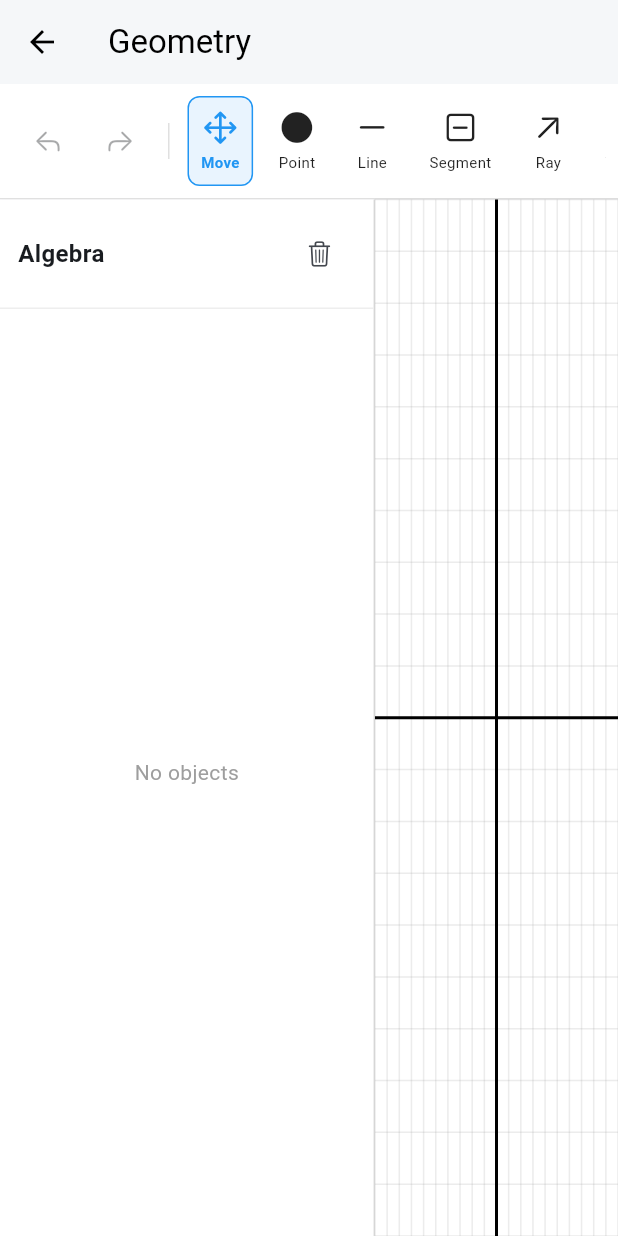
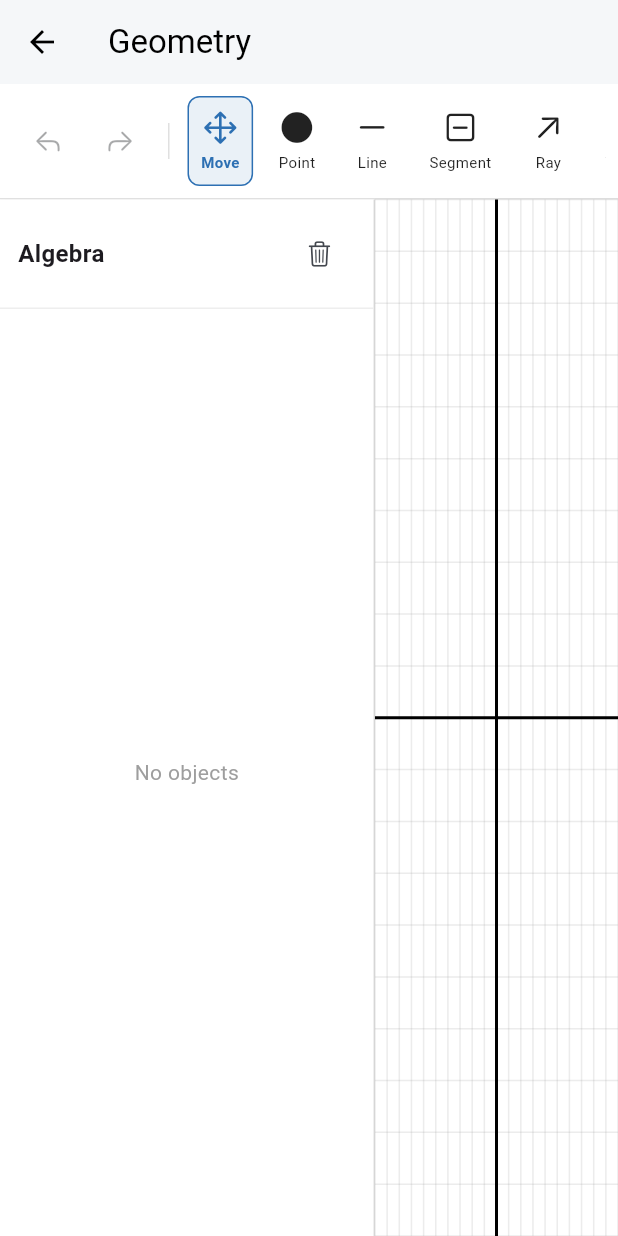
Before and after one commit to rlch/maffy, a Flutter app: the screen it shows after launch, in the side drawer, after a tap on "Geometry", on a phone screen of 412 x 824 dp. Run offline on Flutter 3.47's test engine with Material 3 defaults, Android fonts, the phone set to English and light mode, and no system bars; our stand-ins replace equatable, math_expressions; missing offline and left inert: flutter_math_fork, flutter_plot, mafs_flutter, math_keyboard.

Commit message:
fix: using same color scheme

```diff
--- a/lib/screens/geometry_screen.dart
+++ b/lib/screens/geometry_screen.dart
@@ -10,12 +10,22 @@ class GeometryScreen extends StatelessWidget {
 
   @override
   Widget build(BuildContext context) {
-    return Scaffold(
-      appBar: AppBar(
-        title: const Text('Geometry'),
+    return Theme(
+      data: ThemeData.light(useMaterial3: true).copyWith(
+        colorScheme: ColorScheme.fromSeed(
+          seedColor: Colors.blue,
+          brightness: Brightness.light,
+        ),
+        scaffoldBackgroundColor: Colors.white,
+        appBarTheme: const AppBarTheme(
           backgroundColor: Colors.white,
           foregroundColor: Colors.black,
           elevation: 1,
+        ),
+      ),
+      child: Scaffold(
+        appBar: AppBar(
+          title: const Text('Geometry'),
         ),
         body: Column(
           children: [
@@ -35,6 +45,7 @@ class GeometryScreen extends StatelessWidget {
             ),
           ],
         ),
+      ),
     );
   }
 }
--- a/lib/widgets/geometry/algebra_panel.dart
+++ b/lib/widgets/geometry/algebra_panel.dart
@@ -3,6 +3,7 @@ import 'package:flutter/material.dart';
 import 'package:provider/provider.dart';
 import '../../models/geometry_object.dart';
 import '../../providers/geometry_provider.dart';
+import '../../models/graph_colors.dart';
 
 class AlgebraPanel extends StatelessWidget {
   const AlgebraPanel({super.key});
@@ -64,7 +65,7 @@ class AlgebraPanel extends StatelessWidget {
 
                     return ListTile(
                       selected: isSelected,
-                      selectedTileColor: Colors.blue.withValues(alpha: 0.1),
+                      selectedTileColor: GraphColors.blue.withValues(alpha: 0.1),
                       leading: GestureDetector(
                         onTap: () {
                           // Toggle visibility
--- a/lib/widgets/geometry/geometry_canvas.dart
+++ b/lib/widgets/geometry/geometry_canvas.dart
@@ -3,6 +3,7 @@ import 'package:provider/provider.dart';
 import '../../models/geometry_object.dart';
 import '../../models/geometry_tools.dart';
 import '../../providers/geometry_provider.dart';
+import '../../models/graph_colors.dart';
 
 class GeometryCanvas extends StatefulWidget {
   const GeometryCanvas({super.key});
@@ -162,7 +163,7 @@ class GeometryPainter extends CustomPainter {
 
       final isSelected = selectedIds.contains(obj.id);
       final paint = Paint()
-        ..color = isSelected ? Colors.blue : obj.color
+        ..color = isSelected ? GraphColors.blue : obj.color
         ..strokeWidth = isSelected ? obj.strokeWidth + 2 : obj.strokeWidth
         ..style = PaintingStyle.stroke;
 
@@ -194,7 +195,7 @@ class GeometryPainter extends CustomPainter {
         final center = toPixels(obj.x, obj.y);
 
         final paint = Paint()
-          ..color = isSelected ? Colors.blue : obj.color
+          ..color = isSelected ? GraphColors.blue : obj.color
           ..style = PaintingStyle.fill;
 
         canvas.drawCircle(center, isSelected ? 6.0 : 4.0, paint);
@@ -204,7 +205,7 @@ class GeometryPainter extends CustomPainter {
           canvas.drawCircle(
             center,
             8.0,
-            Paint()..color = Colors.blue.withValues(alpha: 0.3)..style = PaintingStyle.fill
+            Paint()..color = GraphColors.blue.withValues(alpha: 0.3)..style = PaintingStyle.fill
           );
         }
 
@@ -402,14 +403,14 @@ class GeometryPainter extends CustomPainter {
       final fillPath = Path.from(path)..close();
       canvas.drawPath(
         fillPath,
-        Paint()..color = Colors.blue.withValues(alpha: 0.1)..style = PaintingStyle.fill
+        Paint()..color = GraphColors.blue.withValues(alpha: 0.1)..style = PaintingStyle.fill
       );
     }
 
     // Draw lines
     canvas.drawPath(
       path,
-      Paint()..color = Colors.blue..strokeWidth = 2..style = PaintingStyle.stroke
+      Paint()..color = GraphColors.blue..strokeWidth = 2..style = PaintingStyle.stroke
     );
   }
 
--- a/lib/widgets/geometry/geometry_toolbar.dart
+++ b/lib/widgets/geometry/geometry_toolbar.dart
@@ -3,6 +3,7 @@ import 'package:flutter/material.dart';
 import 'package:provider/provider.dart';
 import '../../models/geometry_tools.dart';
 import '../../providers/geometry_provider.dart';
+import '../../models/graph_colors.dart';
 
 class GeometryToolbar extends StatelessWidget {
   const GeometryToolbar({super.key});
@@ -82,10 +83,10 @@ class _ToolButton extends StatelessWidget {
           margin: const EdgeInsets.symmetric(horizontal: 4),
           padding: const EdgeInsets.all(8),
           decoration: BoxDecoration(
-            color: isSelected ? Colors.blue.withValues(alpha: 0.1) : Colors.transparent,
+            color: isSelected ? GraphColors.blue.withValues(alpha: 0.1) : Colors.transparent,
             borderRadius: BorderRadius.circular(8),
             border: Border.all(
-              color: isSelected ? Colors.blue : Colors.transparent,
+              color: isSelected ? GraphColors.blue : Colors.transparent,
             ),
           ),
           child: Column(
@@ -93,7 +94,7 @@ class _ToolButton extends StatelessWidget {
             children: [
               Icon(
                 _getIcon(tool.iconName),
-                color: isSelected ? Colors.blue : Colors.black87,
+                color: isSelected ? GraphColors.blue : Colors.black87,
                 size: 24,
               ),
               const SizedBox(height: 4),
@@ -101,7 +102,7 @@ class _ToolButton extends StatelessWidget {
                 tool.name,
                 style: TextStyle(
                   fontSize: 10,
-                  color: isSelected ? Colors.blue : Colors.black87,
+                  color: isSelected ? GraphColors.blue : Colors.black87,
                   fontWeight: isSelected ? FontWeight.bold : FontWeight.normal,
                 ),
               ),
```
Lines whose indentation alone changed are shown as unchanged.
